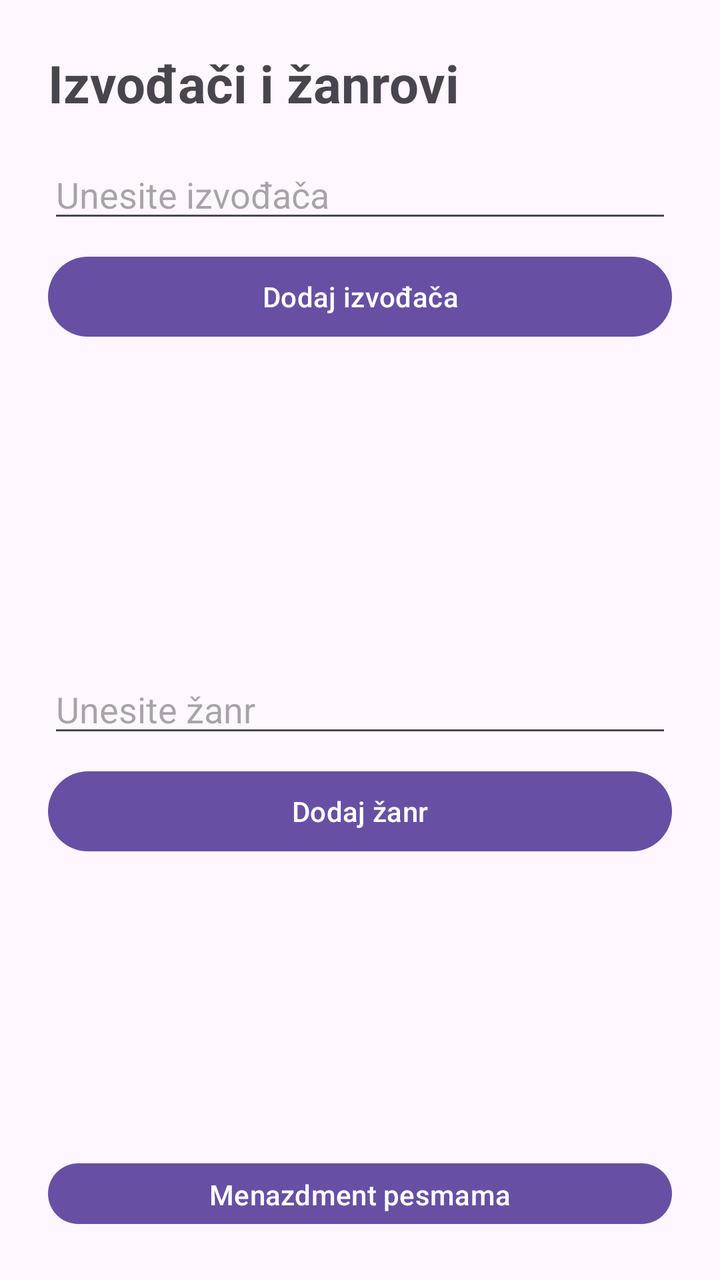
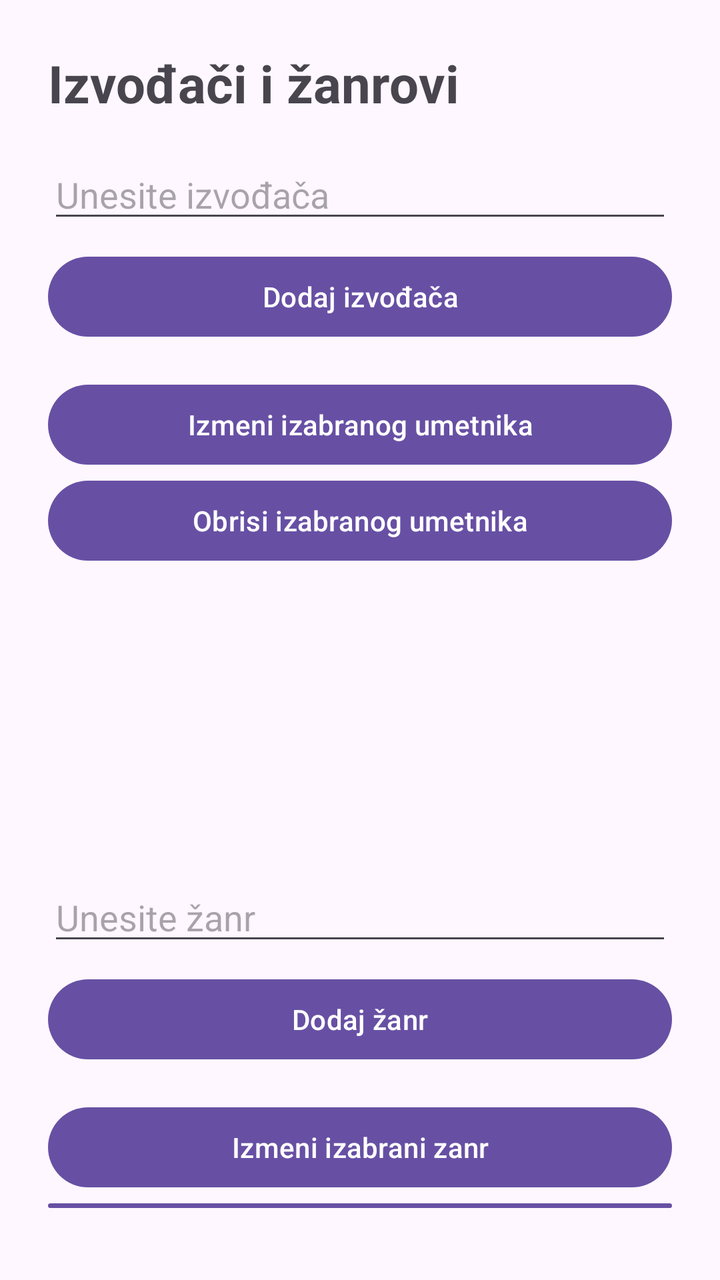

Before-and-after screenshots of an Android layout around one commit, followed by the original layout XML and the change that was made.
<!-- AndroidManifest.xml: activity theme Theme.MusicLibraryDB -->
<!-- res/layout/activity_artist_genre.xml -->
<?xml version="1.0" encoding="utf-8"?>
<LinearLayout xmlns:android="http://schemas.android.com/apk/res/android"
    android:layout_width="match_parent"
    android:layout_height="match_parent"
    android:orientation="vertical"
    android:padding="24dp">

        <TextView
            android:layout_width="match_parent"
            android:layout_height="wrap_content"
            android:text="Izvođači i žanrovi"
            android:textSize="26sp"
            android:textStyle="bold"
            android:layout_marginBottom="16dp" />

        <EditText
            android:id="@+id/artistInput"
            android:layout_width="match_parent"
            android:layout_height="wrap_content"
            android:hint="Unesite izvođača"
            android:layout_marginBottom="8dp" />

        <Button
            android:id="@+id/addArtistButton"
            android:layout_width="match_parent"
            android:layout_height="wrap_content"
            android:text="Dodaj izvođača"
            android:layout_marginBottom="16dp" />

    <ListView
            android:id="@+id/artistListView"
            android:layout_width="match_parent"
            android:layout_height="120dp"
            android:layout_marginBottom="24dp" />

        <EditText
            android:id="@+id/genreInput"
            android:layout_width="match_parent"
            android:layout_height="wrap_content"
            android:hint="Unesite žanr"
            android:layout_marginBottom="8dp" />

        <Button
            android:id="@+id/addGenreButton"
            android:layout_width="match_parent"
            android:layout_height="wrap_content"
            android:text="Dodaj žanr"
            android:layout_marginBottom="16dp" />

        <ListView
            android:id="@+id/genreListView"
            android:layout_width="match_parent"
            android:layout_height="120dp"
            android:layout_marginBottom="12dp" />

        <Button
        android:id="@+id/songsButton"
        android:layout_width="match_parent"
        android:layout_height="wrap_content"
        android:text="Menazdment pesmama" />

    </LinearLayout>
<!-- resources referenced by this layout -->
<resources>
  <style name="Theme.MusicLibraryDB" parent="Base.Theme.MusicLibraryDB" />
  <style name="Base.Theme.MusicLibraryDB" parent="Theme.Material3.DayNight.NoActionBar">
          
          
      </style>
</resources>

<!-- the commit's change to res/layout/activity_artist_genre.xml (unified diff, before → after) -->
@@ -27,6 +27,19 @@
             android:text="Dodaj izvođača"
             android:layout_marginBottom="16dp" />
 
+        <Button
+            android:id="@+id/updateArtistButton"
+            android:layout_width="match_parent"
+            android:layout_height="wrap_content"
+            android:text="Izmeni izabranog umetnika" />
+
+        <Button
+            android:id="@+id/deleteArtistButton"
+            android:layout_width="match_parent"
+            android:layout_height="wrap_content"
+            android:text="Obrisi izabranog umetnika"
+            android:layout_marginBottom="8dp" />
+
     <ListView
             android:id="@+id/artistListView"
             android:layout_width="match_parent"
@@ -47,6 +60,19 @@
             android:text="Dodaj žanr"
             android:layout_marginBottom="16dp" />
 
+        <Button
+            android:id="@+id/updateGenreButton"
+            android:layout_width="match_parent"
+            android:layout_height="wrap_content"
+            android:text="Izmeni izabrani zanr" />
+
+        <Button
+            android:id="@+id/deleteGenreButton"
+            android:layout_width="match_parent"
+            android:layout_height="wrap_content"
+            android:text="Obrisi izabrani zanr"
+            android:layout_marginBottom="8dp" />
+
         <ListView
             android:id="@+id/genreListView"
             android:layout_width="match_parent"
